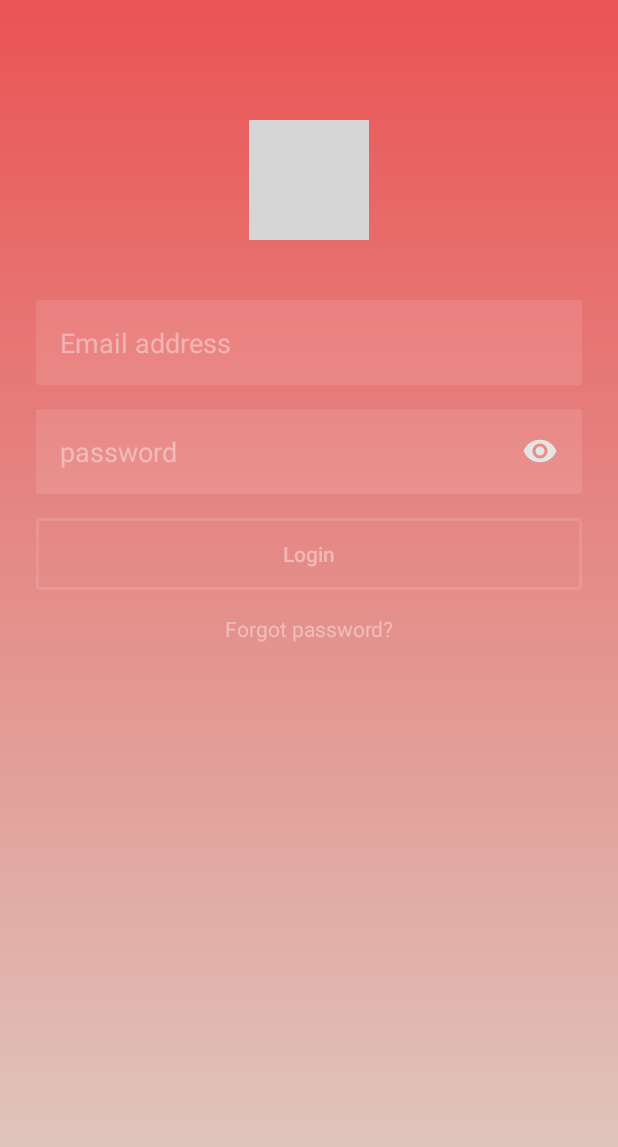
After one commit to Isling98/SocialFilm, an Android app: the LoginActivity screen opened directly, with no data from a screen before it, on a phone screen of 412 x 824 dp. The commit adds this screen. Shown: the top 1147 px of the screen. Run offline under Robolectric (Android 15) with nearby library versions, the phone set to English and light mode, and no system bars; grey boxes are pictures that could not be loaded.

Commit message:
loginScreen design

```diff
--- a/app/src/main/AndroidManifest.xml
+++ b/app/src/main/AndroidManifest.xml
@@ -4,12 +4,12 @@
 
     <application
         android:allowBackup="true"
-
         android:icon="@mipmap/ic_launcher"
         android:label="@string/app_name"
         android:roundIcon="@mipmap/ic_launcher_round"
         android:supportsRtl="true"
         android:theme="@style/AppTheme">
+        <activity android:name=".LoginActivity"></activity>
         <activity android:name=".MainActivity">
             <intent-filter>
                 <action android:name="android.intent.action.MAIN" />
--- /dev/null
+++ b/app/src/main/java/com/example/yndlingsfilm/LoginActivity.java
@@ -0,0 +1,35 @@
+package com.example.yndlingsfilm;
+
+import androidx.appcompat.app.AppCompatActivity;
+
+import android.content.Intent;
+import android.os.Bundle;
+import android.util.Log;
+import android.view.View;
+import android.widget.Button;
+import android.widget.EditText;
+import android.widget.TextView;
+
+public class LoginActivity extends AppCompatActivity  implements View.OnClickListener {
+
+
+    @Override
+    protected void onCreate(Bundle savedInstanceState) {
+        super.onCreate(savedInstanceState);
+        setContentView(R.layout.activity_login);
+
+        Button loginButton = (Button) findViewById(R.id.button_login);
+        EditText mail = (EditText) findViewById(R.id.mail);
+        EditText password = (EditText) findViewById(R.id.password);
+        TextView forgotPassword = (TextView) findViewById(R.id.forgot_password);
+
+        loginButton.setOnClickListener(this);
+    }
+    @Override
+    public void onClick(View view) {
+        // kontrol af mail og password
+        Intent intent = new Intent(this, MainActivity.class);
+        startActivity(intent);
+        this.finish();
+    }
+}
--- /dev/null
+++ b/app/src/main/res/drawable/button_login_background.xml
@@ -0,0 +1,18 @@
+<?xml version="1.0" encoding="utf-8"?>
+<selector xmlns:android="http://schemas.android.com/apk/res/android">
+    <item android:state_pressed="true">
+        <shape>
+            <stroke android:color="@color/theme2"
+                android:width="2dp"/>
+            <corners android:radius="2dp"/>
+        </shape>
+    </item>
+
+    <item>
+        <shape>
+            <stroke android:color="@color/transparent_color_light"
+                android:width="2dp"/>
+            <corners android:radius="2dp"/>
+        </shape>
+    </item>
+</selector>
--- /dev/null
+++ b/app/src/main/res/drawable/ic_eye_light.xml
@@ -0,0 +1,5 @@
+<vector android:height="24dp" android:tint="#E5E5E5"
+    android:viewportHeight="24" android:viewportWidth="24"
+    android:width="24dp" xmlns:android="http://schemas.android.com/apk/res/android">
+    <path android:fillColor="@android:color/white" android:pathData="M12,4.5C7,4.5 2.73,7.61 1,12c1.73,4.39 6,7.5 11,7.5s9.27,-3.11 11,-7.5c-1.73,-4.39 -6,-7.5 -11,-7.5zM12,17c-2.76,0 -5,-2.24 -5,-5s2.24,-5 5,-5 5,2.24 5,5 -2.24,5 -5,5zM12,9c-1.66,0 -3,1.34 -3,3s1.34,3 3,3 3,-1.34 3,-3 -1.34,-3 -3,-3z"/>
+</vector>
--- /dev/null
+++ b/app/src/main/res/drawable/login_background.xml
@@ -0,0 +1,7 @@
+<?xml version="1.0" encoding="utf-8"?>
+<shape xmlns:android="http://schemas.android.com/apk/res/android">
+    <gradient
+        android:startColor="@color/theme2"
+        android:endColor="@color/theme3"
+        android:angle="-135"/>
+</shape>
--- /dev/null
+++ b/app/src/main/res/drawable/login_edittext_background.xml
@@ -0,0 +1,5 @@
+<?xml version="1.0" encoding="utf-8"?>
+<shape xmlns:android="http://schemas.android.com/apk/res/android">
+    <solid android:color="@color/transparent_color_light"/>
+    <corners android:radius="2dp"/>
+</shape>
--- /dev/null
+++ b/app/src/main/res/drawable/popup_news_detail_background.xml
@@ -0,0 +1,5 @@
+<?xml version="1.0" encoding="utf-8"?>
+<shape xmlns:android="http://schemas.android.com/apk/res/android">
+    <solid android:color="@color/theme3"/>
+    <corners android:radius="4dp"/>
+</shape>
--- /dev/null
+++ b/app/src/main/res/layout/activity_login.xml
@@ -0,0 +1,88 @@
+<?xml version="1.0" encoding="utf-8"?>
+<androidx.constraintlayout.widget.ConstraintLayout xmlns:android="http://schemas.android.com/apk/res/android"
+    xmlns:app="http://schemas.android.com/apk/res-auto"
+    xmlns:tools="http://schemas.android.com/tools"
+    android:layout_width="match_parent"
+    android:layout_height="match_parent"
+    android:background="@drawable/login_background"
+    tools:context=".LoginActivity">
+
+    <androidx.constraintlayout.widget.Guideline
+        android:id="@+id/guideline_left"
+        android:layout_width="wrap_content"
+        android:layout_height="wrap_content"
+        android:orientation="vertical"
+        app:layout_constraintGuide_begin="24dp" />
+
+    <androidx.constraintlayout.widget.Guideline
+        android:id="@+id/guideline_right"
+        android:layout_width="wrap_content"
+        android:layout_height="wrap_content"
+        android:layout_marginEnd="24dp"
+        android:orientation="vertical"
+        app:layout_constraintEnd_toEndOf="parent"
+        app:layout_constraintGuide_end="24dp" />
+
+    <ImageView
+        android:id="@+id/voresLogo"
+        android:layout_width="80dp"
+        android:layout_height="80dp"
+        android:layout_marginTop="80dp"
+        android:src="@drawable/ic_android"
+        app:layout_constraintEnd_toStartOf="@+id/guideline_right"
+        app:layout_constraintStart_toStartOf="@+id/guideline_left"
+        app:layout_constraintTop_toTopOf="parent" />
+
+    <EditText
+        android:id="@+id/mail"
+        android:layout_width="0dp"
+        android:layout_height="wrap_content"
+        android:layout_marginTop="40dp"
+        android:inputType="textEmailAddress"
+        android:background="@drawable/login_edittext_background"
+        android:hint="Email address"
+        android:textColorHint="@color/transparent_color_medium"
+        android:padding="16dp"
+        app:layout_constraintEnd_toStartOf="@id/guideline_right"
+        app:layout_constraintStart_toStartOf="@id/guideline_left"
+        app:layout_constraintTop_toBottomOf="@+id/voresLogo" />
+
+    <EditText
+        android:id="@+id/password"
+        android:layout_width="0dp"
+        android:layout_height="wrap_content"
+        android:layout_marginTop="16dp"
+        android:inputType="textPassword"
+        android:background="@drawable/login_edittext_background"
+        android:hint="password"
+        android:textColorHint="@color/transparent_color_medium"
+        android:drawableRight="@drawable/ic_eye_light"
+        android:padding="16dp"
+        app:layout_constraintEnd_toStartOf="@id/guideline_right"
+        app:layout_constraintStart_toStartOf="@id/guideline_left"
+        app:layout_constraintTop_toBottomOf="@+id/mail" />
+
+    <Button
+        android:id="@+id/button_login"
+        android:layout_width="0dp"
+        android:layout_height="wrap_content"
+        android:layout_marginTop="16dp"
+        android:background="@drawable/button_login_background"
+        app:layout_constraintEnd_toStartOf="@+id/guideline_right"
+        app:layout_constraintStart_toStartOf="@+id/guideline_left"
+        app:layout_constraintTop_toBottomOf="@+id/password"
+        android:text="Login"
+        android:textColor="@color/transparent_color_medium"
+        android:textAllCaps="false"/>
+
+    <TextView
+        android:id="@+id/forgot_password"
+        android:layout_width="wrap_content"
+        android:layout_height="wrap_content"
+        android:text="Forgot password?"
+        app:layout_constraintEnd_toStartOf="@+id/guideline_right"
+        app:layout_constraintStart_toStartOf="@+id/guideline_left"
+        app:layout_constraintTop_toBottomOf="@+id/button_login"
+        android:textColor="@color/transparent_color_medium"
+        android:layout_marginTop="16dp"/>
+</androidx.constraintlayout.widget.ConstraintLayout>
--- a/app/src/main/res/layout/fragment_home.xml
+++ b/app/src/main/res/layout/fragment_home.xml
@@ -8,7 +8,7 @@
         android:id="@+id/recycler_view"
         android:layout_width="match_parent"
         android:layout_height="match_parent"
-        android:background="@color/theme2"
+        android:background="@color/transparent_color_light"
         android:padding="4dp">
     </androidx.recyclerview.widget.RecyclerView>
 </RelativeLayout>
--- a/app/src/main/res/layout/view_homefeed.xml
+++ b/app/src/main/res/layout/view_homefeed.xml
@@ -6,9 +6,9 @@
     android:layout_height="wrap_content"
     android:layout_gravity="center"
     android:layout_marginBottom="16dp"
-    android:background="@color/theme1"
-    card_view:cardCornerRadius="16dp"
-    card_view:cardElevation="8dp"
+    card_view:cardBackgroundColor="@color/theme1"
+    card_view:cardCornerRadius="8dp"
+    card_view:cardElevation="16dp"
     card_view:layout_constraintTop_toTopOf="parent">
 
     <RelativeLayout
--- a/app/src/main/res/values/colors.xml
+++ b/app/src/main/res/values/colors.xml
@@ -7,9 +7,17 @@
     <color name="green">#45bc62</color>
     <color name="orange">#eaad43</color>
     <color name="light">#F0FFFF</color>
-    <color name="theme1">#F1F3F8</color>
-    <color name="theme2">#D6E0F0</color>
-    <color name="theme3">#8D93AB</color>
-    <color name="theme4">#393B44</color>
+
+
+    <color name="theme1">#2D4059</color>
+    <color name="theme2">#EA5455</color>
+    <color name="theme3">#DECDC3</color>
+    <color name="theme4">#E5E5E5</color>
+
+    <color name="transparent_color_light">#1affffff</color>
+    <color name="transparent_color_medium">#66ffffff</color>
+
+
+
 
 </resources>
```
Also changed, not shown: app/src/main/java/com/example/yndlingsfilm/MainActivity.java (+5 -4 lines), app/src/main/res/drawable/ic_eye.xml (added, +10 -0 lines), app/src/main/res/layout/popup_news_details.xml (+22 -25 lines).
